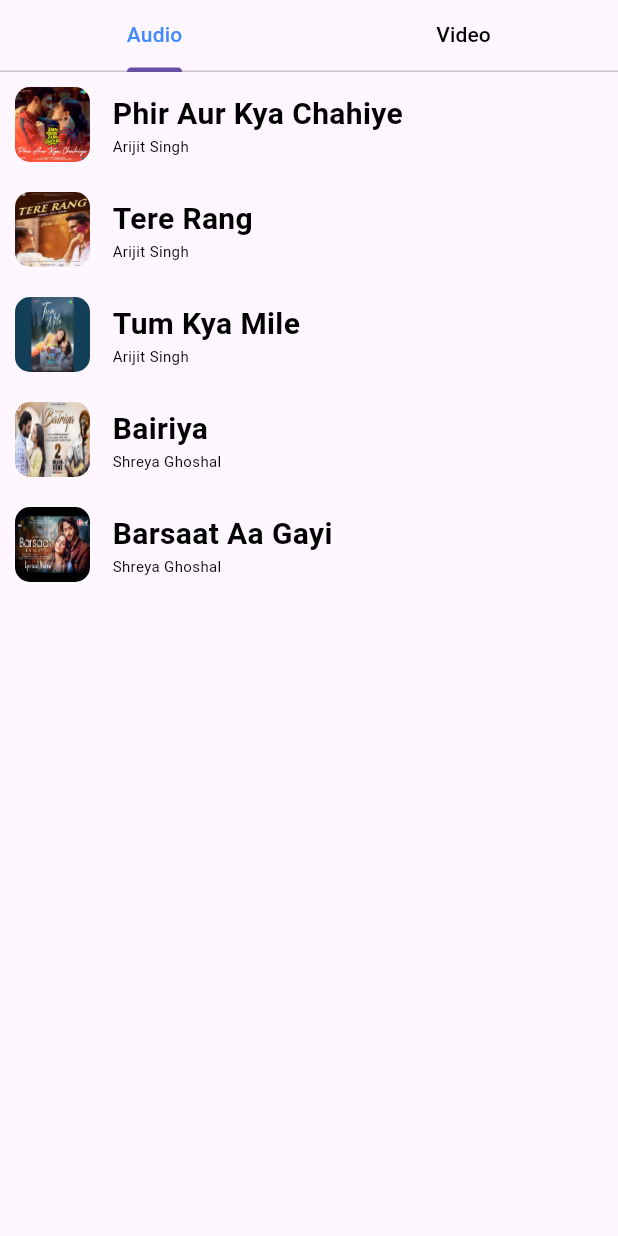
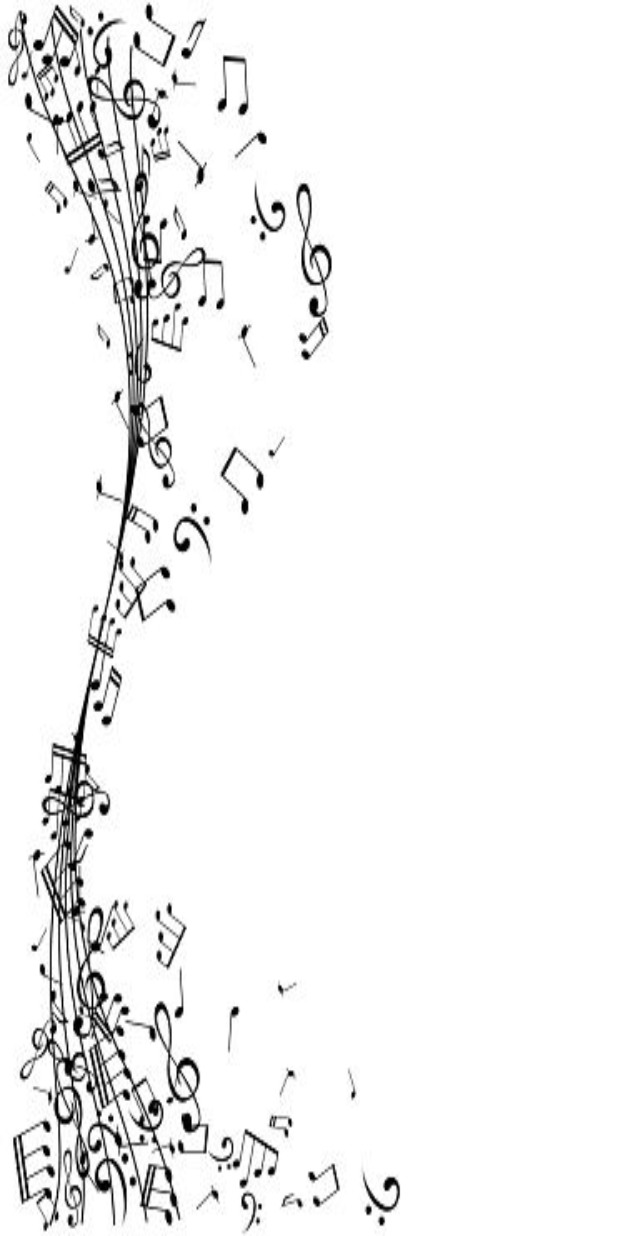
Before and after one commit to Rutvabhatt19/Media_Booster, a Flutter app: the first screen one second after launch, on a phone screen of 412 x 824 dp. Run offline on Flutter 3.47's test engine with Material 3 defaults, Android fonts, the phone set to English and light mode, and no system bars; our stand-ins replace assets_audio_player, audio_video_progress_bar, carousel_slider, video_player.

Commit message:
"Splash Screen"

```diff
--- a/lib/AudioModal.dart
+++ b/lib/AudioModal.dart
@@ -1,10 +1,10 @@
 import 'package:assets_audio_player/assets_audio_player.dart';
 
-class AudioModal{
+class AudioModal {
   String artist;
   String Img;
   String name;
   String song;
-  AssetsAudioPlayer Controller =AssetsAudioPlayer();
-  AudioModal(this.artist,this.Img,this.name,this.song,this.Controller);
+  AssetsAudioPlayer Controller = AssetsAudioPlayer();
+  AudioModal(this.artist, this.Img, this.name, this.song, this.Controller);
 }
--- /dev/null
+++ b/lib/Splashscreen.dart
@@ -0,0 +1,165 @@
+// import 'package:flutter/material.dart';
+// import 'package:media_booster/Screeen1.dart';
+//
+// class Splashscreen extends StatefulWidget {
+//   @override
+//   State<StatefulWidget> createState() {
+//     // TODO: implement createState
+//     return Splashscreenstate();
+//   }
+// }
+//
+// class Splashscreenstate extends State<Splashscreen> {
+//   @override
+//   void initState() {
+//     // TODO: implement initState
+//     Future.delayed(
+//       Duration(seconds: 4),
+//       () {
+//         Navigator.pushReplacement(
+//             context,
+//             MaterialPageRoute(
+//               builder: (context) => Screen1(),
+//             ));
+//       },
+//     );
+//     super.initState();
+//   }
+//
+//   @override
+//   Widget build(BuildContext context) {
+//     // TODO: implement build
+//     return Scaffold(
+//       body: Container(
+//         height: double.maxFinite,
+//         width: double.maxFinite,
+//         decoration: BoxDecoration(
+//           image: DecorationImage(
+//               image: AssetImage('Assates/img.jpg'),
+//               fit: BoxFit.fill,
+//               repeat: ImageRepeat.noRepeat),
+//         ),
+//         child: Center(
+//           child: Column(
+//             mainAxisAlignment: MainAxisAlignment.center,
+//             children: [
+//               Image.asset('Assates/logo.png',
+//               height: 170,width: 170,fit: BoxFit.fill,repeat: ImageRepeat.noRepeat,),
+//               Text(
+//                 'Media Booster',
+//                 style: TextStyle(
+//                   fontWeight: FontWeight.bold,
+//                   fontSize: 20,
+//                   color: Colors.black,
+//                 ),
+//               )
+//             ],
+//           ),
+//         ),
+//       ),
+//     );
+//   }
+// }
+import 'package:flutter/material.dart';
+import 'package:media_booster/Screeen1.dart';
+
+class Splashscreen extends StatefulWidget {
+  @override
+  State<StatefulWidget> createState() {
+    return Splashscreenstate();
+  }
+}
+
+class Splashscreenstate extends State<Splashscreen> with SingleTickerProviderStateMixin {
+  late AnimationController _animationController;
+  late Animation<double> _scaleAnimation;
+  late Animation<double> _fadeAnimation;
+
+  @override
+  void initState() {
+    super.initState();
+
+    // Set up animation controller
+    _animationController = AnimationController(
+      vsync: this,
+      duration: Duration(seconds: 2),
+    );
+
+    // Set up scale animation
+    _scaleAnimation = Tween<double>(begin: 0.0, end: 1.0).animate(
+      CurvedAnimation(
+        parent: _animationController,
+        curve: Interval(0.0, 0.5, curve: Curves.easeInOut),
+      ),
+    );
+
+    // Set up fade animation
+    _fadeAnimation = Tween<double>(begin: 0.0, end: 1.0).animate(
+      CurvedAnimation(
+        parent: _animationController,
+        curve: Interval(0.5, 1.0, curve: Curves.easeInOut),
+      ),
+    );
+
+    // Start the animation
+    _animationController.forward();
+
+    // Navigate to the next screen after animation completion
+    _animationController.addStatusListener((status) {
+      if (status == AnimationStatus.completed) {
+        Navigator.pushReplacement(context, MaterialPageRoute(builder: (context) => Screen1()));
+      }
+    });
+  }
+
+  @override
+  Widget build(BuildContext context) {
+    return Scaffold(
+      body: Container(
+        height: double.maxFinite,
+        width: double.maxFinite,
+        decoration: BoxDecoration(
+          image: DecorationImage(
+            image: AssetImage('Assates/img.jpg'),
+            fit: BoxFit.fill,
+            repeat: ImageRepeat.noRepeat,
+          ),
+        ),
+        child: Center(
+          child: ScaleTransition(
+            scale: _scaleAnimation,
+            child: FadeTransition(
+              opacity: _fadeAnimation,
+              child: Column(
+                mainAxisAlignment: MainAxisAlignment.center,
+                children: [
+                  Image.asset(
+                    'Assates/logo.png',
+                    height: 170,
+                    width: 170,
+                    fit: BoxFit.fill,
+                    repeat: ImageRepeat.noRepeat,
+                  ),
+                  Text(
+                    'Media Booster',
+                    style: TextStyle(
+                      fontWeight: FontWeight.bold,
+                      fontSize: 20,
+                      color: Colors.black,
+                    ),
+                  )
+                ],
+              ),
+            ),
+          ),
+        ),
+      ),
+    );
+  }
+
+  @override
+  void dispose() {
+    _animationController.dispose();
+    super.dispose();
+  }
+}
--- a/lib/main.dart
+++ b/lib/main.dart
@@ -1,6 +1,7 @@
 import 'package:flutter/material.dart';
 import 'package:media_booster/Provider.dart';
 import 'package:media_booster/Screeen1.dart';
+import 'package:media_booster/Splashscreen.dart';
 import 'package:provider/provider.dart';
 
 void main() {
@@ -25,7 +26,7 @@ class MyApp extends StatelessWidget {
   Widget build(BuildContext context) {
     return MaterialApp(
       debugShowCheckedModeBanner: false,
-      home: Screen1(),
+      home: Splashscreen(),
     );
   }
 }
--- a/pubspec.yaml
+++ b/pubspec.yaml
@@ -77,6 +77,7 @@ flutter:
     - Assates/tumkyamileposter.jpg
     - Assates/img.jpg
     - Assates/Images2.jpg
+    - Assates/logo.png
 
   # An image asset can refer to one or more resolution-specific "variants", see
   # https://flutter.dev/assets-and-images/#resolution-aware
```
Also changed, not shown: lib/Screeen1.dart (+0 -68 lines), Assates/logo.png (added), 1 other file.
